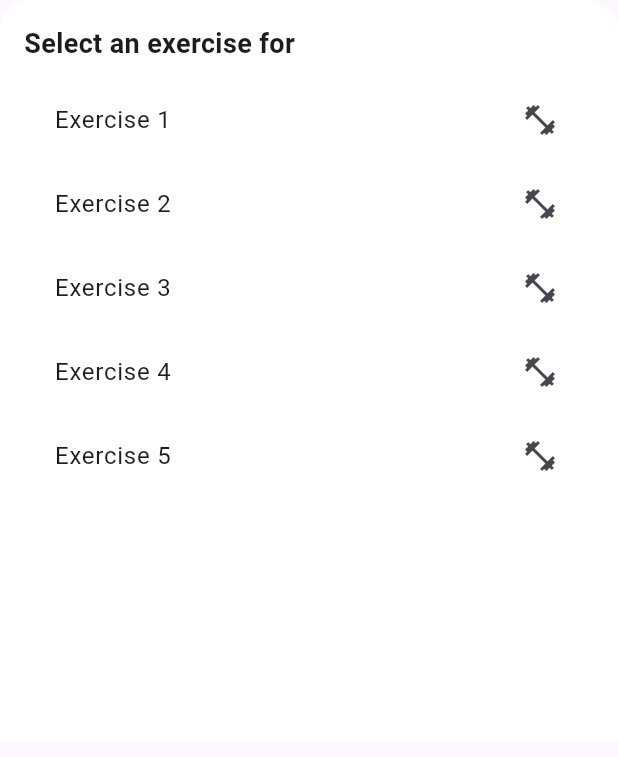
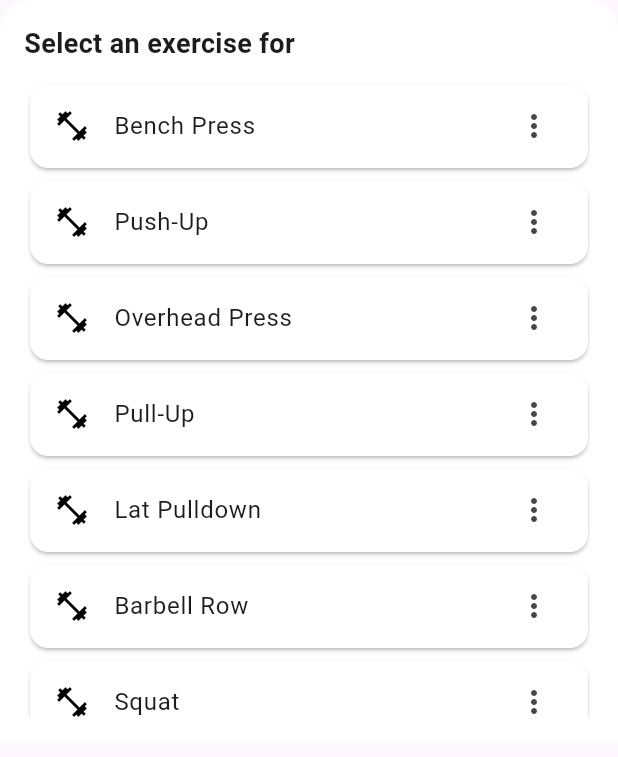
Before and after one commit to remybms/sportin-app, a Flutter app: the ChooseExercisePopup widget shown alone on an empty page, opened directly with empty values, on a phone screen of 412 x 824 dp. Shown: the top 757 px of the screen. Run offline on Flutter 3.47's test engine with Material 3 defaults, Android fonts, the phone set to English and light mode, and no system bars; our stand-ins replace table_calendar.

Commit message:
:sparkles: added single exercice selection

```diff
--- a/lib/popups/choose_exercice.dart
+++ b/lib/popups/choose_exercice.dart
@@ -1,9 +1,17 @@
 import 'package:flutter/material.dart';
+import '../widgets/exercice_template.dart';
 
 class ChooseExercisePopup extends StatelessWidget {
   final String categoryName;
+  final Function(String) onExerciseSelected;
 
-  ChooseExercisePopup({required this.categoryName});
+  ChooseExercisePopup({required this.categoryName, required this.onExerciseSelected});
+
+  final List<String> exerciseList = [
+    "Bench Press", "Push-Up", "Overhead Press",
+    "Pull-Up", "Lat Pulldown", "Barbell Row",
+    "Squat", "Lunges", "Deadlift"
+  ]; // test exercises
 
   @override
   Widget build(BuildContext context) {
@@ -24,13 +32,13 @@ class ChooseExercisePopup extends StatelessWidget {
           SizedBox(height: 10),
           Expanded(
             child: ListView.builder(
-              itemCount: 5,
+              itemCount: exerciseList.length,
               itemBuilder: (context, index) {
-                return ListTile(
-                  title: Text("$categoryName Exercise ${index + 1}"),
-                  trailing: Icon(Icons.fitness_center),
-                  onTap: () {
-                    Navigator.pop(context); // Close popup on selection
+                return ExerciseTemplate(
+                  exerciseName: exerciseList[index],
+                  onSelect: () {
+                    onExerciseSelected(exerciseList[index]);
+                    Navigator.pop(context);
                   },
                 );
               },
--- /dev/null
+++ b/lib/widgets/exercice_template.dart
@@ -0,0 +1,21 @@
+import 'package:flutter/material.dart';
+
+class ExerciseTemplate extends StatelessWidget {
+  final String exerciseName;
+  final VoidCallback onSelect;
+
+  ExerciseTemplate({required this.exerciseName, required this.onSelect});
+
+  @override
+  Widget build(BuildContext context) {
+    return Card(
+      color: Colors.white,
+      child: ListTile(
+        leading: Icon(Icons.fitness_center, color: Colors.black),
+        title: Text(exerciseName),
+        trailing: Icon(Icons.more_vert),
+        onTap: onSelect,
+      ),
+    );
+  }
+}
```
Also changed, not shown: lib/create-program/create_workout.dart (+21 -31 lines), lib/popups/choose_categorie.dart (+8 -24 lines).
